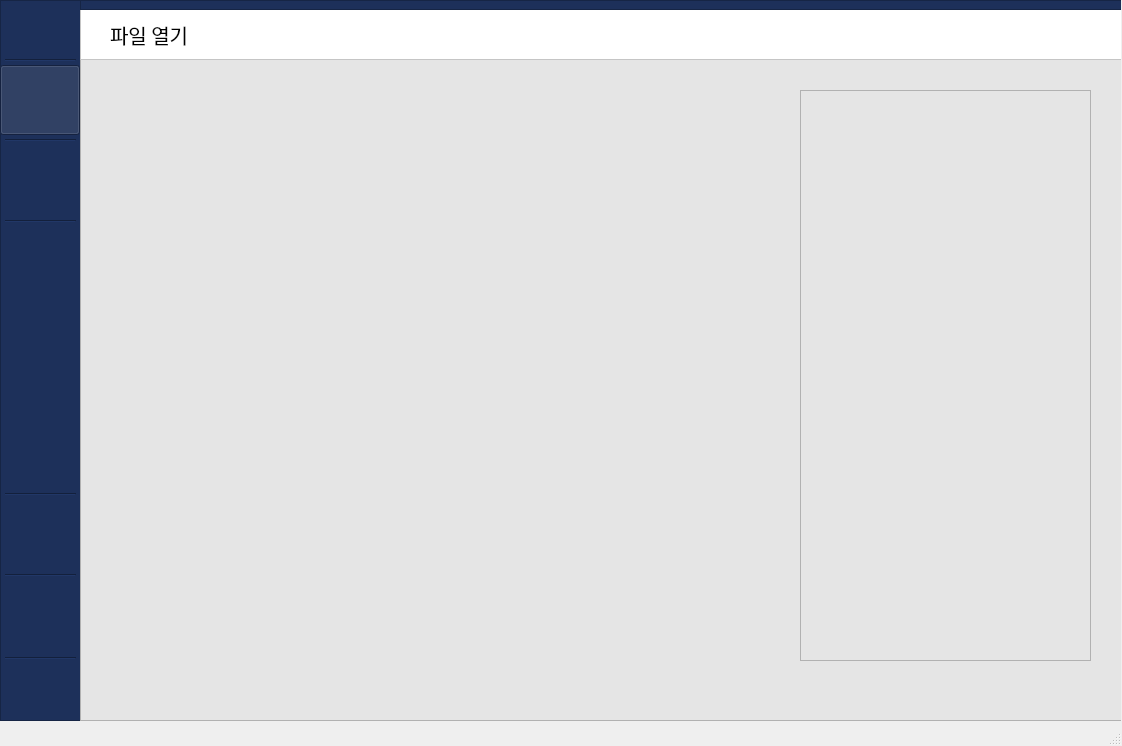
Qt form BookTable_ver2_0/main_design.ui (JeongsolKim/DJIVF) before a commit.
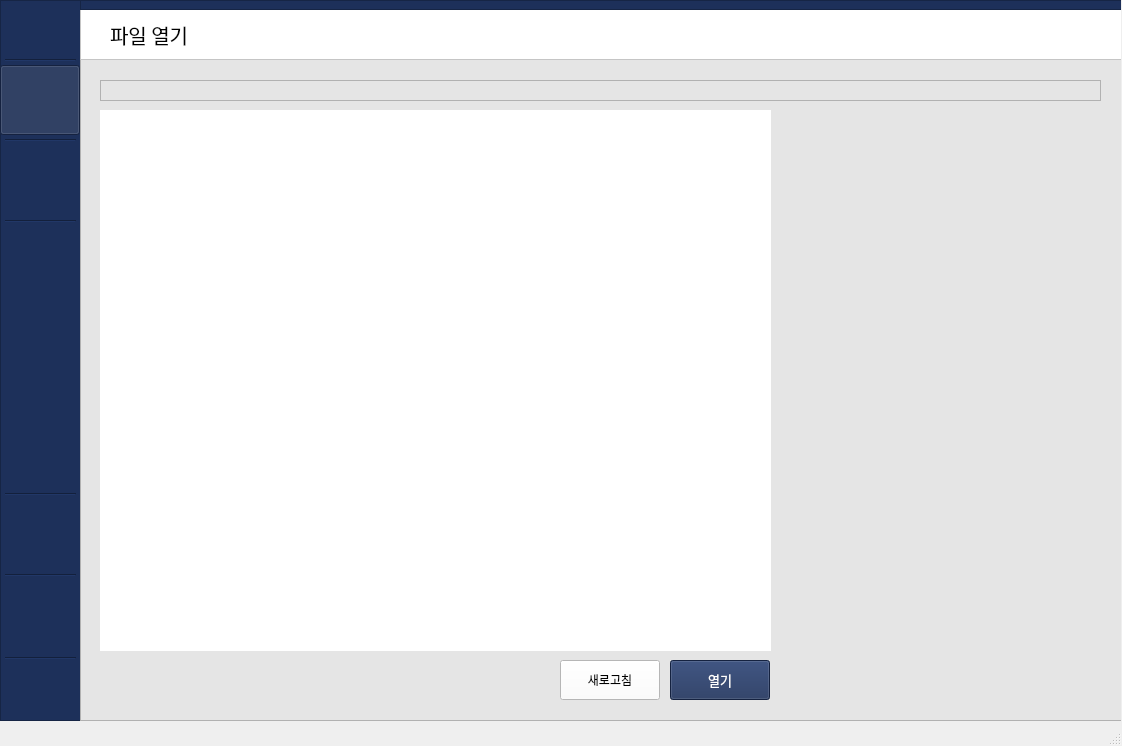
The same form after that commit. The open tabs and pages were chosen to show the change. Icons and pictures are not drawn.

Commit message: drag & drop update2 (file open)

```diff
--- a/BookTable_ver2_0/main_design.ui
+++ b/BookTable_ver2_0/main_design.ui
@@ -1885,23 +1885,95 @@
         </property>
        </widget>
       </widget>
-      <widget class="QFrame" name="frame_13">
+      <widget class="QTreeView" name="Open_treeView">
        <property name="geometry">
         <rect>
-         <x>720</x>
-         <y>90</y>
-         <width>291</width>
-         <height>571</height>
+         <x>20</x>
+         <y>110</y>
+         <width>671</width>
+         <height>541</height>
+        </rect>
+       </property>
+       <property name="styleSheet">
+        <string notr="true">background-color: rgb(255, 255, 255);</string>
+       </property>
+       <property name="frameShape">
+        <enum>QFrame::NoFrame</enum>
+       </property>
+       <property name="editTriggers">
+        <set>QAbstractItemView::NoEditTriggers</set>
+       </property>
+      </widget>
+      <widget class="QPushButton" name="Open_submit_button">
+       <property name="geometry">
+        <rect>
+         <x>590</x>
+         <y>660</y>
+         <width>100</width>
+         <height>40</height>
+        </rect>
+       </property>
+       <property name="font">
+        <font>
+         <family>맑은 고딕 Semilight</family>
+         <pointsize>10</pointsize>
+        </font>
+       </property>
+       <property name="styleSheet">
+        <string notr="true">background-color: rgb(29, 48, 90);
+color: rgb(255, 255, 255);</string>
+       </property>
+       <property name="text">
+        <string>열기</string>
+       </property>
+       <property name="flat">
+        <bool>false</bool>
+       </property>
+      </widget>
+      <widget class="QWidget" name="verticalLayoutWidget_3">
+       <property name="geometry">
+        <rect>
+         <x>700</x>
+         <y>110</y>
+         <width>321</width>
+         <height>541</height>
+        </rect>
+       </property>
+       <layout class="QVBoxLayout" name="Open_layout"/>
+      </widget>
+      <widget class="QPlainTextEdit" name="Open_dirPlainText">
+       <property name="geometry">
+        <rect>
+         <x>20</x>
+         <y>80</y>
+         <width>1001</width>
+         <height>21</height>
         </rect>
        </property>
        <property name="acceptDrops">
+        <bool>false</bool>
+       </property>
+       <property name="verticalScrollBarPolicy">
+        <enum>Qt::ScrollBarAlwaysOff</enum>
+       </property>
+       <property name="readOnly">
         <bool>true</bool>
        </property>
-       <property name="frameShape">
-        <enum>QFrame::StyledPanel</enum>
+      </widget>
+      <widget class="QPushButton" name="Open_repaint_button">
+       <property name="geometry">
+        <rect>
+         <x>480</x>
+         <y>660</y>
+         <width>100</width>
+         <height>40</height>
+        </rect>
        </property>
-       <property name="frameShadow">
-        <enum>QFrame::Raised</enum>
+       <property name="styleSheet">
+        <string notr="true">background-color: rgb(255, 255, 255);</string>
+       </property>
+       <property name="text">
+        <string>새로고침</string>
        </property>
       </widget>
      </widget>
```
Left out of the diff: 16 changed lines with no effect on the pictures. The commit also changes 3 other files.
